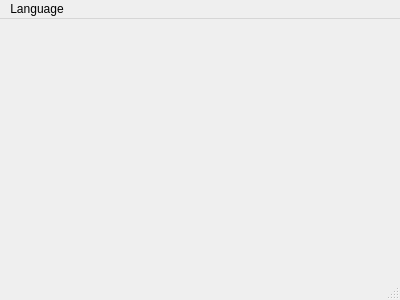
First picture: the form in mainwindow.ui, repository R0otDrigo/SIT-Core, before the edit.
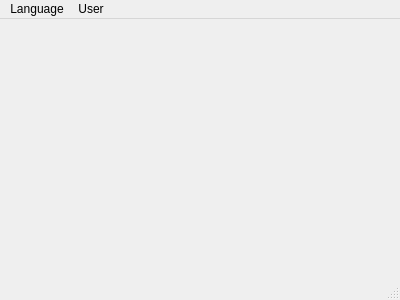
Second picture: the form after the edit. Icons and pictures are not drawn.

What changed in the file:
```diff
--- a/mainwindow.ui
+++ b/mainwindow.ui
@@ -11,7 +11,7 @@
    </rect>
   </property>
   <property name="sizePolicy">
-   <sizepolicy hsizetype="Preferred" vsizetype="Preferred">
+   <sizepolicy hsizetype="Ignored" vsizetype="Minimum">
     <horstretch>0</horstretch>
     <verstretch>0</verstretch>
    </sizepolicy>
@@ -45,7 +45,14 @@
     <addaction name="separator"/>
     <addaction name="separator"/>
    </widget>
+   <widget class="QMenu" name="menuLogout">
+    <property name="title">
+     <string>User</string>
+    </property>
+    <addaction name="actionLogout"/>
+   </widget>
    <addaction name="menuLanguage"/>
+   <addaction name="menuLogout"/>
   </widget>
   <widget class="QStatusBar" name="statusbar"/>
   <action name="actionEspa_ol">
```
Left out of the diff: 11 changed lines with no effect on the pictures.
